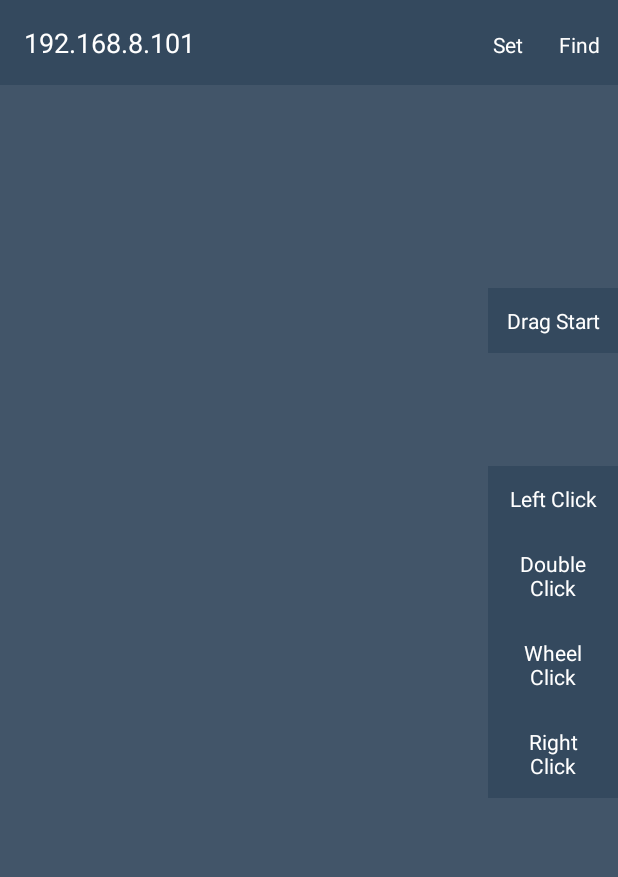
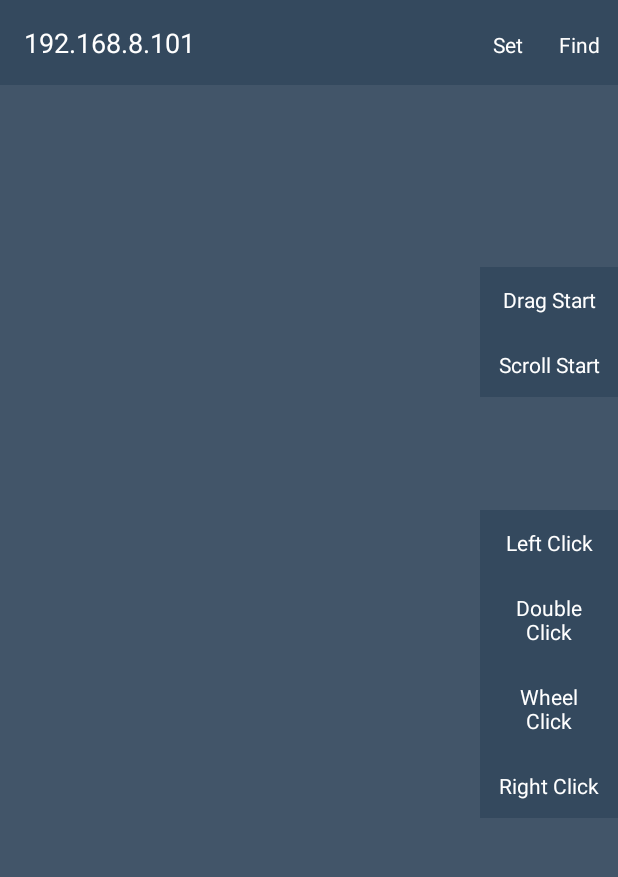
Before and after one commit to mattsilber/gome, an Android app: the screen it shows after launch (MainActivity), on a phone screen of 412 x 824 dp, the part 75-952 px from its top. Run offline under Robolectric (Android 15) with nearby library versions, the phone set to English and light mode, and no system bars; libraries missing offline, so code that uses them is left out: com.guardanis.imageloader; plain views replace EditText, TextView.

Commit message:
Added basic scrolling

```diff
--- a/gome-android-client/src/main/java/com/guardanis/gome/MainActivity.java
+++ b/gome-android-client/src/main/java/com/guardanis/gome/MainActivity.java
@@ -1,28 +1,18 @@
 package com.guardanis.gome;
 
 import android.app.Dialog;
-import android.app.ProgressDialog;
 import android.os.Bundle;
-import android.support.v7.app.AlertDialog;
-import android.util.Log;
-import android.view.KeyEvent;
-import android.view.View;
-import android.widget.EditText;
-import android.widget.LinearLayout;
 import android.widget.TextView;
 import android.widget.Toast;
 
 import com.guardanis.gome.commands.Command;
-import com.guardanis.gome.commands.KeyboardCommand;
 import com.guardanis.gome.commands.MouseClickCommand;
 import com.guardanis.gome.keyboard.KeyboardController;
-import com.guardanis.gome.socket.DiscoveryAgent;
+import com.guardanis.gome.mouse.MouseController;
 import com.guardanis.gome.socket.SocketClient;
 import com.guardanis.gome.tools.Callback;
 import com.guardanis.gome.tools.DialogBuilder;
-import com.guardanis.gome.tools.PreventTextWatcher;
 import com.guardanis.gome.tools.views.ToolbarLayoutBuilder;
-import com.guardanis.gome.tools.views.ViewHelper;
 
 public class MainActivity extends BaseActivity implements Callback<Command>, SocketClient.ConnectionCallbacks {
 
@@ -33,8 +23,7 @@ public class MainActivity extends BaseActivity implements Callback<Command>, Soc
     private boolean connected = false;
 
     private KeyboardController keyboardController = new KeyboardController(this);
-
-    private boolean dragEnabled = false;
+    private MouseController mouseController = new MouseController(this);
 
     private Dialog activeLoadingDialog;
 
@@ -82,11 +71,11 @@ public class MainActivity extends BaseActivity implements Callback<Command>, Soc
     }
 
     private void setup(){
-        ((MoveView) findViewById(R.id.main__move_view))
-                .setCommandCallback(this);
+        mouseController.attach((TrackpadView) findViewById(R.id.main__move_view))
+                .attachDragAction((TextView) findViewById(R.id.main__mouse_action_drag))
+                .attachScrollAction((TextView) findViewById(R.id.main__mouse_action_scroll));
 
         setupMouseActionViews();
-        setupDragView();
         setupIpAddressViews();
     }
 
@@ -106,24 +95,6 @@ public class MainActivity extends BaseActivity implements Callback<Command>, Soc
         findViewById(R.id.main__mouse_action_right_click)
                 .setOnClickListener(v ->
                         onCalled(new MouseClickCommand("right_single_click")));
-    }
-
-    private void setupDragView(){
-        TextView dragView = (TextView) findViewById(R.id.main__mouse_action_drag);
-
-        dragView.setText(getString(dragEnabled
-                ? R.string.mouse__action_drag_stop
-                : R.string.mouse__action_drag_start));
-
-        dragView.setOnClickListener(v -> {
-            dragEnabled = !dragEnabled;
-
-            onCalled(new MouseClickCommand(dragEnabled
-                    ? "drag_start"
-                    : "drag_stop"));
-
-            setupDragView();
-        });
     }
 
     private void setupIpAddressViews(){
--- a/gome-android-client/src/main/java/com/guardanis/gome/MoveView.java
+++ b/gome-android-client/src/main/java/com/guardanis/gome/TrackpadView.java
@@ -7,25 +7,27 @@ import android.view.View;
 
 import com.guardanis.gome.commands.Command;
 import com.guardanis.gome.commands.MouseMoveCommand;
+import com.guardanis.gome.commands.MouseMoveCommand.MouseMode;
 import com.guardanis.gome.tools.Callback;
 
-public class MoveView extends View implements View.OnTouchListener {
+public class TrackpadView extends View implements View.OnTouchListener {
 
     protected float[] lastTouch = new float[]{ 0, 0 };
 
     protected Callback<Command> commandCallback;
+    protected MouseMode mouseMode = MouseMode.MOVE;
 
-    public MoveView(Context context) {
+    public TrackpadView(Context context) {
         super(context);
         init();
     }
 
-    public MoveView(Context context, AttributeSet attrs) {
+    public TrackpadView(Context context, AttributeSet attrs) {
         super(context, attrs);
         init();
     }
 
-    public MoveView(Context context, AttributeSet attrs, int defStyleAttr) {
+    public TrackpadView(Context context, AttributeSet attrs, int defStyleAttr) {
         super(context, attrs, defStyleAttr);
         init();
     }
@@ -33,6 +35,11 @@ public class MoveView extends View implements View.OnTouchListener {
     private void init(){
         setWillNotDraw(false);
         setOnTouchListener(this);
+    }
+
+    public TrackpadView setMouseMode(MouseMode mouseMode) {
+        this.mouseMode = mouseMode;
+        return this;
     }
 
     @Override
@@ -45,7 +52,8 @@ public class MoveView extends View implements View.OnTouchListener {
                 lastTouch = new float[]{ event.getX(), event.getY() };
                 return true;
             case MotionEvent.ACTION_MOVE:
-                commandCallback.onCalled(new MouseMoveCommand(event.getX() - lastTouch[0],
+                commandCallback.onCalled(new MouseMoveCommand(mouseMode,
+                        event.getX() - lastTouch[0],
                         event.getY() - lastTouch[1]));
 
                 lastTouch = new float[]{ event.getX(), event.getY() };
@@ -56,7 +64,7 @@ public class MoveView extends View implements View.OnTouchListener {
         return false;
     }
 
-    public MoveView setCommandCallback(Callback<Command> commandCallback){
+    public TrackpadView setCommandCallback(Callback<Command> commandCallback){
         this.commandCallback = commandCallback;
         return this;
     }
--- a/gome-android-client/src/main/java/com/guardanis/gome/commands/MouseMoveCommand.java
+++ b/gome-android-client/src/main/java/com/guardanis/gome/commands/MouseMoveCommand.java
@@ -5,10 +5,26 @@ import org.json.JSONObject;
 
 public class MouseMoveCommand implements Command {
 
+    public enum MouseMode {
+        MOVE("move"),
+        SCROLL("scroll");
+
+        private String type;
+        MouseMode(String type){
+            this.type = type;
+        }
+    }
+
+    protected MouseMode mouseMode = MouseMode.MOVE;
     private int x;
     private int y;
 
     public MouseMoveCommand(float x, float y){
+        this(MouseMode.MOVE, x, y);
+    }
+
+    public MouseMoveCommand(MouseMode mouseMode, float x, float y){
+        this.mouseMode = mouseMode;
         this.x = (int) x;
         this.y = (int) y;
     }
@@ -21,7 +37,7 @@ public class MouseMoveCommand implements Command {
     @Override
     public JSONObject toJson() throws JSONException {
         return new JSONObject()
-                .put("type", "move")
+                .put("type", mouseMode.type)
                 .put("mouse_x", x)
                 .put("mouse_y", y);
     }
--- /dev/null
+++ b/gome-android-client/src/main/java/com/guardanis/gome/mouse/MouseController.java
@@ -0,0 +1,71 @@
+package com.guardanis.gome.mouse;
+
+import android.widget.TextView;
+
+import com.guardanis.gome.R;
+import com.guardanis.gome.TrackpadView;
+import com.guardanis.gome.commands.Command;
+import com.guardanis.gome.commands.MouseClickCommand;
+import com.guardanis.gome.commands.MouseMoveCommand;
+import com.guardanis.gome.tools.Callback;
+
+public class MouseController {
+
+    private Callback<Command> commandCallback;
+
+    private TrackpadView trackpad;
+
+    private boolean scrollingModeEnabled = false;
+    private boolean dragEnabled = false;
+
+    public MouseController(Callback<Command> commandCallback){
+        this.commandCallback = commandCallback;
+    }
+
+    public MouseController attach(TrackpadView trackpad){
+        this.trackpad = trackpad;
+
+        trackpad.setCommandCallback(commandCallback);
+
+        return this;
+    }
+
+    public MouseController attachDragAction(TextView dragActionView){
+        dragActionView.setText(dragActionView.getResources()
+                .getString(dragEnabled
+                        ? R.string.mouse__action_drag_stop
+                        : R.string.mouse__action_drag_start));
+
+        dragActionView.setOnClickListener(v -> {
+            dragEnabled = !dragEnabled;
+
+            commandCallback.onCalled(new MouseClickCommand(dragEnabled
+                    ? "drag_start"
+                    : "drag_stop"));
+
+            attachDragAction(dragActionView);
+        });
+
+        return this;
+    }
+
+    public MouseController attachScrollAction(TextView scrollActionView){
+        scrollActionView.setText(scrollActionView.getResources()
+                .getString(scrollingModeEnabled
+                        ? R.string.mouse__action_scroll_stop
+                        : R.string.mouse__action_scroll_start));
+
+        scrollActionView.setOnClickListener(v -> {
+            scrollingModeEnabled = !scrollingModeEnabled;
+
+            trackpad.setMouseMode(scrollingModeEnabled
+                    ? MouseMoveCommand.MouseMode.SCROLL
+                    : MouseMoveCommand.MouseMode.MOVE);
+
+            attachScrollAction(scrollActionView);
+        });
+
+        return this;
+    }
+
+}
--- a/gome-android-client/src/main/res/layout/activity_main.xml
+++ b/gome-android-client/src/main/res/layout/activity_main.xml
@@ -56,7 +56,7 @@
 
         </LinearLayout>
 
-        <com.guardanis.gome.MoveView
+        <com.guardanis.gome.TrackpadView
             android:id="@+id/main__move_view"
             android:layout_width="fill_parent"
             android:layout_height="fill_parent"
@@ -83,6 +83,11 @@
                 style="@style/main__action_item"
                 android:text="@string/mouse__action_drag_start"/>
 
+            <TextView
+                android:id="@+id/main__mouse_action_scroll"
+                style="@style/main__action_item"
+                android:text="@string/mouse__action_scroll_start"/>
+
         </LinearLayout>
 
         <TextView
--- a/gome-android-client/src/main/res/values/strings.xml
+++ b/gome-android-client/src/main/res/values/strings.xml
@@ -37,6 +37,9 @@
     <string name="mouse__action_drag_start">Drag Start</string>
     <string name="mouse__action_drag_stop">Drag Stop</string>
 
+    <string name="mouse__action_scroll_start">Scroll Start</string>
+    <string name="mouse__action_scroll_stop">Scroll Stop</string>
+
     <string name="mouse__action_right_click">Right Click</string>
 
     <string name="base__dialog_input_hint">Enter value here</string>
```
Also changed, not shown: gome-server/src/main/java/com/guardanis/commands/MouseCommandController.java (+2 -5 lines).
